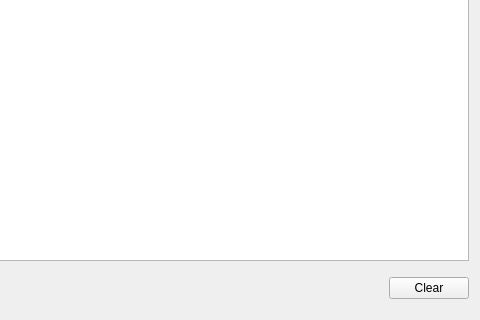
First picture: the form in plugin/logwindow.ui, repository mmicr001/csvimp, before the edit; both pictures show x 120 to 600 and y 163 to 483 of the 600 by 483 pixel window.
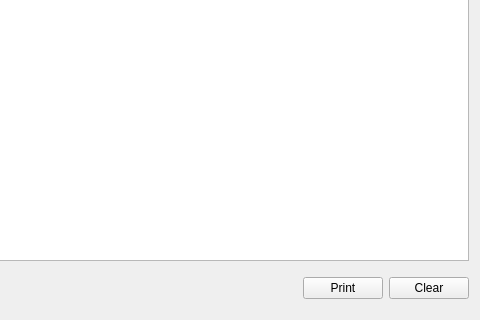
Second picture: the form after the edit.

Commit message: issue #11487 - add ability to print contents of log window

```diff
--- a/plugin/logwindow.ui
+++ b/plugin/logwindow.ui
@@ -43,6 +43,13 @@
         </property>
        </spacer>
       </item>
+      <item>
+       <widget class="QPushButton" name="_print">
+        <property name="text">
+         <string>Print</string>
+        </property>
+       </widget>
+      </item>
       <item>
        <widget class="QPushButton" name="_clear">
         <property name="text">
```
Left out of the diff: 5 changed lines with no effect on the pictures. The commit also changes 2 other files.
